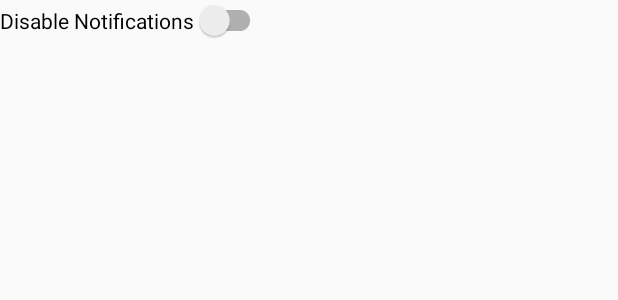
After one commit to aniket0702/Businga, an Android app: the layout activity_settings_nav_bar.xml on its own in the app's theme, with its tools: preview values and no code run, on a phone screen of 412 x 824 dp. The commit adds this screen. Shown: the top 300 px of the screen. Run offline under Robolectric (Android 15) with nearby library versions, the phone set to English and light mode, and no system bars; network calls fail.

Commit message:
Enable notifications in settings

```diff
--- a/app/src/main/AndroidManifest.xml
+++ b/app/src/main/AndroidManifest.xml
@@ -41,7 +41,8 @@
         <activity android:name=".BusTimeTable" />
         <activity android:name=".FeedbackForm" />
         <activity android:name=".MyAccount" />
-        <activity android:name=".ImportantContacts"></activity>
+        <activity android:name=".ImportantContacts" />
+        <activity android:name=".SettingsNavBar"></activity>
     </application>
 
 </manifest>
--- a/app/src/main/java/com/example/aniket/businga/HomePage.java
+++ b/app/src/main/java/com/example/aniket/businga/HomePage.java
@@ -100,6 +100,7 @@ public class HomePage extends AppCompatActivity  implements NavigationView.OnNav
 
 
 
+
     @Override
     public boolean onNavigationItemSelected(MenuItem item)
     {
@@ -143,6 +144,10 @@ public class HomePage extends AppCompatActivity  implements NavigationView.OnNav
         }
         else if(id == R.id.imp_contacts){
             Intent intent = new Intent(getApplicationContext(), ImportantContacts.class);
+            startActivity(intent);
+        }
+        else if(id == R.id.setting){
+            Intent intent = new Intent(getApplicationContext(), SettingsNavBar.class);
             startActivity(intent);
         }
         return true;
--- a/app/src/main/java/com/example/aniket/businga/NotificationRVAdapter.java
+++ b/app/src/main/java/com/example/aniket/businga/NotificationRVAdapter.java
@@ -6,6 +6,7 @@ import android.support.v7.widget.RecyclerView;
 import android.view.LayoutInflater;
 import android.view.View;
 import android.view.ViewGroup;
+import android.widget.Button;
 import android.widget.ImageView;
 import android.widget.TextView;
 
@@ -50,6 +51,7 @@ public class NotificationRVAdapter extends RecyclerView.Adapter<NotificationRVAd
     public void onBindViewHolder(PersonViewHolder personViewHolder, int i) {
         personViewHolder.header.setText(details.get(i).header);
         personViewHolder.body.setText(details.get(i).body);
+
     }
 
     @Override
--- /dev/null
+++ b/app/src/main/res/layout/activity_settings_nav_bar.xml
@@ -0,0 +1,14 @@
+<?xml version="1.0" encoding="utf-8"?>
+<RelativeLayout xmlns:android="http://schemas.android.com/apk/res/android"
+    xmlns:app="http://schemas.android.com/apk/res-auto"
+    xmlns:tools="http://schemas.android.com/tools"
+    android:layout_width="match_parent"
+    android:layout_height="match_parent"
+    tools:context=".SettingsNavBar">
+
+    <android.support.v7.widget.SwitchCompat
+        android:layout_width="wrap_content"
+        android:layout_height="wrap_content"
+        android:text="Disable Notifications"
+        android:id="@+id/switchNotifications"/>
+</RelativeLayout>
```
Also changed, not shown: app/src/main/java/com/example/aniket/businga/ImportantContactsRVAdapter.java (+15 -1 lines), app/src/main/java/com/example/aniket/businga/MyFirebaseMessagingService.java (+5 -2 lines), app/src/main/java/com/example/aniket/businga/SettingsNavBar.java (added, +41 -0 lines), app/src/main/res/layout/important_contact_item_card.xml (+12 -4 lines).
